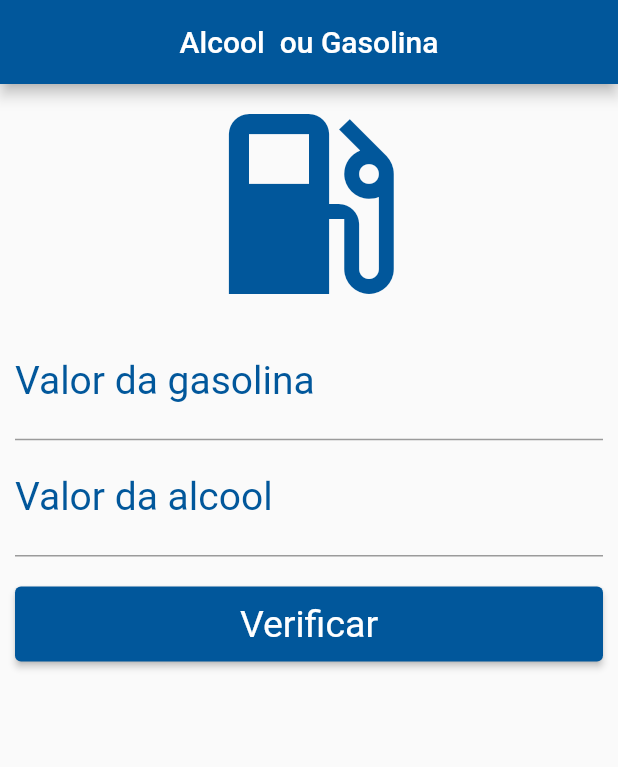
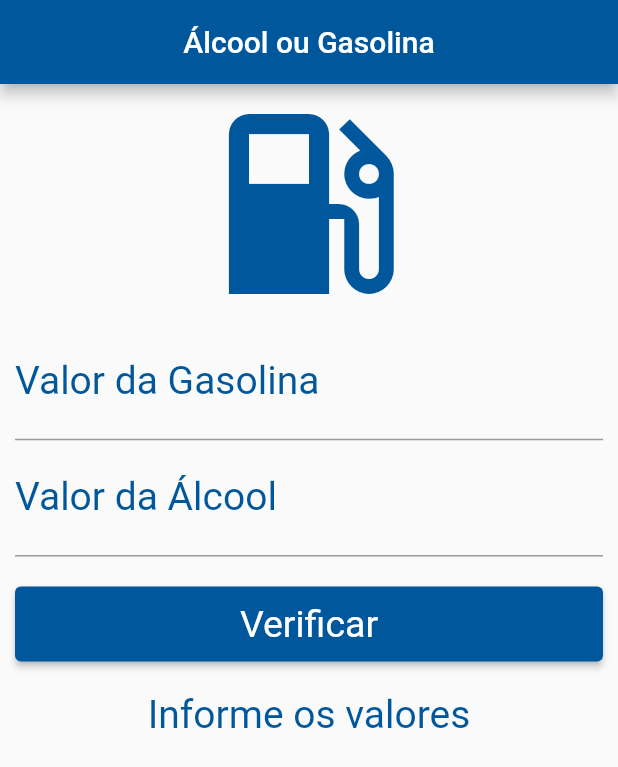
Before and after one commit to bryan-matheus/flutter_gas, a Flutter app: the screen it shows after launch, after a tap on "Verificar", on a phone screen of 412 x 824 dp. Shown: the top 767 px of the screen. Run offline on Flutter 3.47's test engine with Material 2 defaults, Android fonts, the phone set to English and light mode, and no system bars.

Commit message:
:sparkles: Added function

```diff
--- a/lib/main.dart
+++ b/lib/main.dart
@@ -1,14 +1,10 @@
-import 'dart:ui';
-
 import 'package:flutter/material.dart';
 
 void main() {
-  runApp(
-    MaterialApp(
-      home: Home(),
-      debugShowCheckedModeBanner: false,
-    ),
-  );
+  runApp(MaterialApp(
+    home: Home(),
+    debugShowCheckedModeBanner: false,
+  ));
 }
 
 class Home extends StatefulWidget {
@@ -17,12 +13,32 @@ class Home extends StatefulWidget {
 }
 
 class _HomeState extends State<Home> {
+  TextEditingController alcoolController = TextEditingController();
+  TextEditingController gasolinaController = TextEditingController();
+
+  String _resultado = "Informe os valores";
+
+  GlobalKey<FormState> _formKey = GlobalKey<FormState>();
+
+  void _calcularCombustivelIdeal() {
+    setState(() {
+      double vAlcool = double.parse(alcoolController.text.replaceAll(",", "."));
+      double vGasolina =
+          double.parse(gasolinaController.text.replaceAll(",", "."));
+
+      double proporcao = vAlcool / vGasolina;
+
+      _resultado =
+          (proporcao < 0.7) ? "Abasteça com alcool" : "Abasteça com gasolina";
+    });
+  }
+
   @override
   Widget build(BuildContext context) {
     return Scaffold(
       appBar: AppBar(
         title: Text(
-          "Alcool  ou Gasolina",
+          "Álcool ou Gasolina",
           style: TextStyle(color: Colors.white),
         ),
         centerTitle: true,
@@ -40,47 +56,44 @@ class _HomeState extends State<Home> {
                 color: Colors.lightBlue[900],
               ),
               TextFormField(
+                controller: gasolinaController,
                 textAlign: TextAlign.center,
                 keyboardType: TextInputType.numberWithOptions(decimal: true),
-                style: TextStyle(color: Colors.lightBlue[900], fontSize: 26),
+                style: TextStyle(color: Colors.lightBlue[900], fontSize: 26.0),
                 decoration: InputDecoration(
-                  labelText: "Valor da gasolina",
-                  labelStyle: TextStyle(
-                    color: Colors.lightBlue[900],
+                    labelText: "Valor da Gasolina",
+                    labelStyle: TextStyle(color: Colors.lightBlue[900])),
+              ),
+              TextFormField(
+                controller: alcoolController,
+                textAlign: TextAlign.center,
+                keyboardType: TextInputType.numberWithOptions(decimal: true),
+                style: TextStyle(color: Colors.lightBlue[900], fontSize: 26.0),
+                decoration: InputDecoration(
+                    labelText: "Valor da Álcool",
+                    labelStyle: TextStyle(color: Colors.lightBlue[900])),
+              ),
+              Padding(
+                padding: EdgeInsets.only(top: 20.0, bottom: 20.0),
+                child: Container(
+                  height: 50.0,
+                  child: ElevatedButton(
+                    onPressed: () {
+                      _calcularCombustivelIdeal();
+                    },
+                    child: Text('Verificar'),
+                    style: ElevatedButton.styleFrom(
+                        primary: Colors.lightBlue[900],
+                        onPrimary: Colors.white,
+                        textStyle: TextStyle(fontSize: 25.0)),
                   ),
                 ),
               ),
-              TextFormField(
+              Text(
+                _resultado,
                 textAlign: TextAlign.center,
-                keyboardType: TextInputType.numberWithOptions(decimal: true),
-                style: TextStyle(color: Colors.lightBlue[900], fontSize: 26),
-                decoration: InputDecoration(
-                  labelText: "Valor da alcool",
-                  labelStyle: TextStyle(
-                    color: Colors.lightBlue[900],
-                  ),
-                ),
-              ),
-              Padding(
-                padding: EdgeInsets.only(
-                  top: 20,
-                  bottom: 20,
-                ),
-                child: Container(
-                  height: 50,
-                  child: ElevatedButton(
-                    onPressed: () {},
-                    child: Text("Verificar"),
-                    style: ElevatedButton.styleFrom(
-                      primary: Colors.lightBlue[900],
-                      onPrimary: Colors.white,
-                      textStyle: TextStyle(
-                        fontSize: 25,
-                      ),
-                    ),
-                  ),
-                ),
-              ),
+                style: TextStyle(color: Colors.lightBlue[900], fontSize: 26.0),
+              )
             ],
           ),
         ),
```
